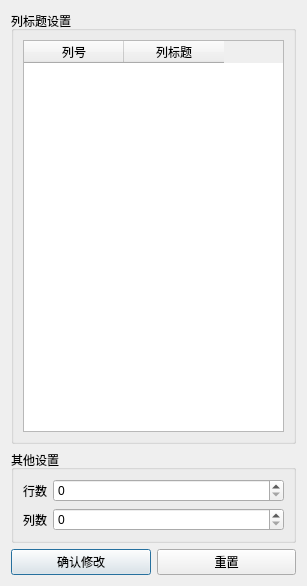
The window that uifile/propertywin.ui (CUMThejinyang/SettlementPredictionSystem) describes before a commit, drawn with Qt 5.
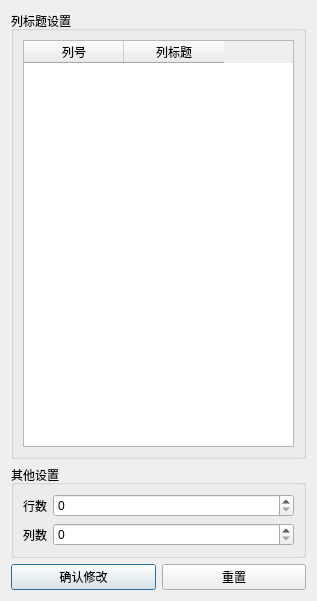
The same window after the commit. Custom widgets are drawn as their Qt base class.

```diff
--- a/uifile/propertywin.ui
+++ b/uifile/propertywin.ui
@@ -6,8 +6,8 @@
    <rect>
     <x>0</x>
     <y>0</y>
-    <width>307</width>
-    <height>586</height>
+    <width>317</width>
+    <height>601</height>
    </rect>
   </property>
   <property name="windowTitle">
```
